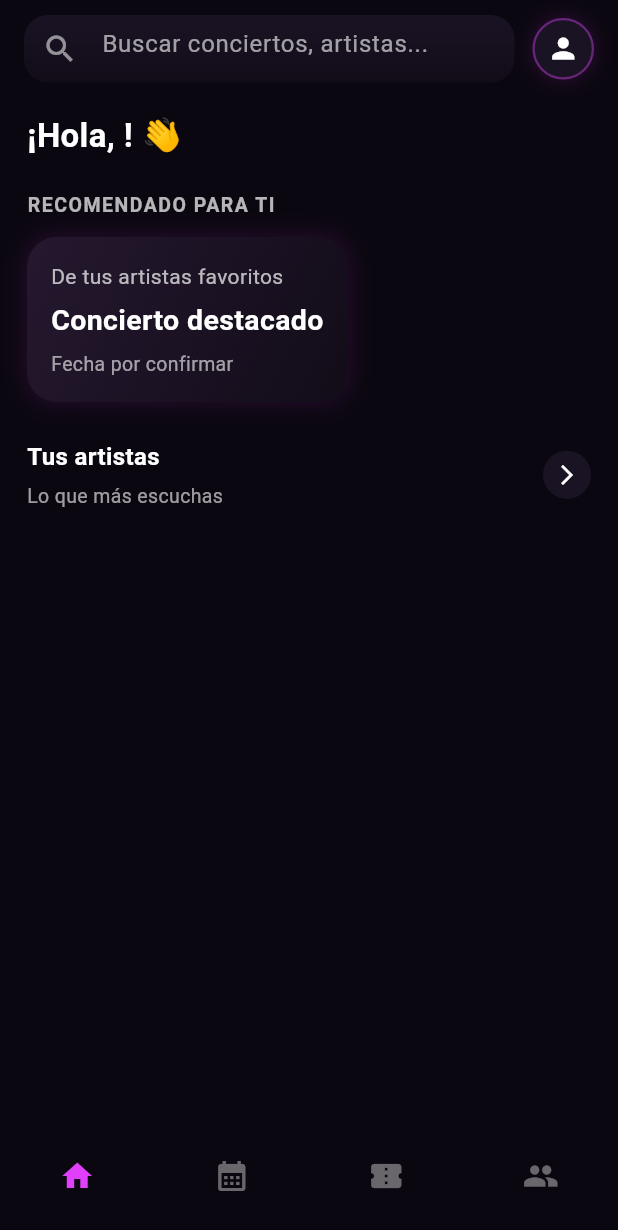
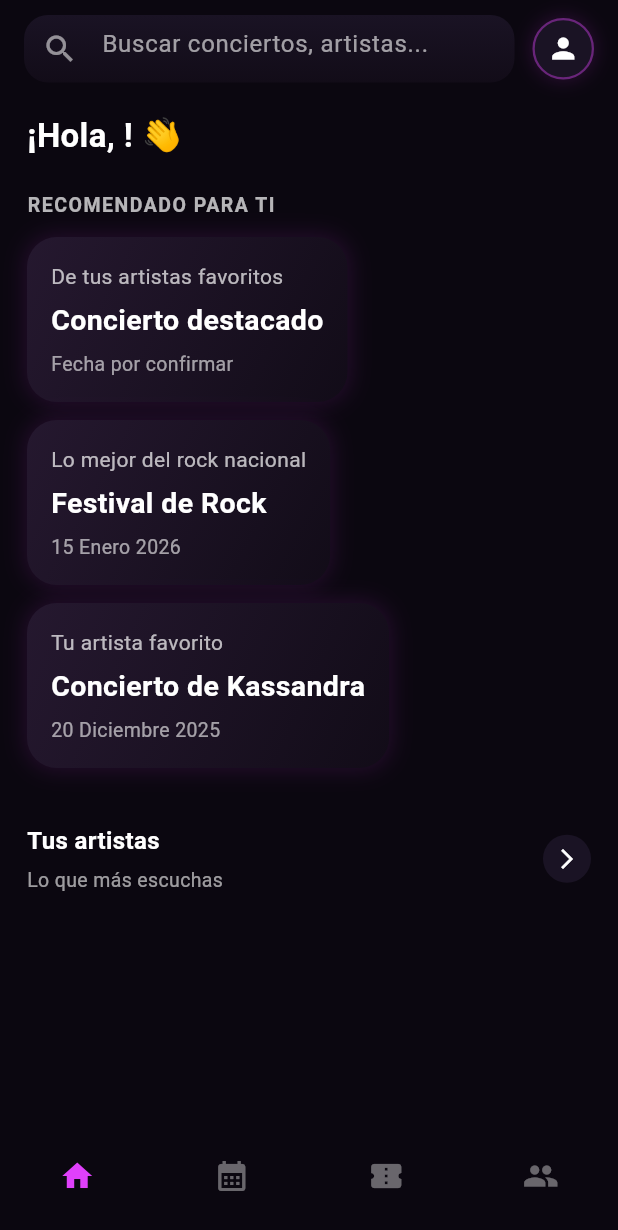
Before and after one commit to ASaez-D/VibraAPP, a Flutter app: the HomeScreen screen opened directly with empty values, on a phone screen of 412 x 824 dp. Shown: the top 1230 px of the screen. Run offline on Flutter 3.47's test engine with Material 3 defaults, Android fonts, the phone set to English and light mode, and no system bars; our stand-ins replace firebase_auth, firebase_core, google_fonts, google_sign_in, shared_preferences; missing offline and left inert: flutter_web_auth_2; accounts and stored records are empty; project files that could hold a hidden picture were left out.

Commit message:
Lavado de Cara APP/Barra Busqueda/Ayuda

```diff
--- a/lib/screens/home_screen.dart
+++ b/lib/screens/home_screen.dart
@@ -20,21 +20,44 @@ class HomeScreen extends StatefulWidget {
 
 class _HomeScreenState extends State<HomeScreen> {
   int _currentIndex = 0;
+  TextEditingController _searchController = TextEditingController();
 
-  final List<Ticket> myTickets = [
-    Ticket(
-      eventName: "Concierto de Kassandra",
-      eventDate: DateTime(2025, 12, 20),
-      location: "Auditorio Nacional",
-      status: "Activa",
-    ),
-    Ticket(
-      eventName: "Festival de Música",
-      eventDate: DateTime(2026, 1, 15),
-      location: "Estadio Central",
-      status: "Usada",
-    ),
+  final List<Map<String, String>> recommendedItems = [
+    {
+      'title': 'Concierto destacado',
+      'subtitle': 'De tus artistas favoritos',
+      'date': 'Fecha por confirmar'
+    },
+    {
+      'title': 'Festival de Rock',
+      'subtitle': 'Lo mejor del rock nacional',
+      'date': '15 Enero 2026'
+    },
+    {
+      'title': 'Concierto de Kassandra',
+      'subtitle': 'Tu artista favorito',
+      'date': '20 Diciembre 2025'
+    },
   ];
+
+  List<Map<String, String>> filteredItems = [];
+
+  @override
+  void initState() {
+    super.initState();
+    filteredItems = List.from(recommendedItems);
+
+    _searchController.addListener(() {
+      String query = _searchController.text.toLowerCase();
+      setState(() {
+        filteredItems = recommendedItems
+            .where((item) =>
+                item['title']!.toLowerCase().contains(query) ||
+                item['subtitle']!.toLowerCase().contains(query))
+            .toList();
+      });
+    });
+  }
 
   void _onTabTapped(int index) {
     switch (index) {
@@ -44,7 +67,18 @@ class _HomeScreenState extends State<HomeScreen> {
         break;
       case 2:
         Navigator.push(
-            context, MaterialPageRoute(builder: (_) => TicketScreen(tickets: myTickets)));
+            context, MaterialPageRoute(builder: (_) => TicketScreen(tickets: [
+                  Ticket(
+                      eventName: "Concierto de Kassandra",
+                      eventDate: DateTime(2025, 12, 20),
+                      location: "Auditorio Nacional",
+                      status: "Activa"),
+                  Ticket(
+                      eventName: "Festival de Música",
+                      eventDate: DateTime(2026, 1, 15),
+                      location: "Estadio Central",
+                      status: "Usada"),
+                ])));
         break;
       case 3:
         Navigator.push(
@@ -59,7 +93,6 @@ class _HomeScreenState extends State<HomeScreen> {
   Widget build(BuildContext context) {
     return Scaffold(
       backgroundColor: const Color(0xFF0B0710),
-
       appBar: PreferredSize(
         preferredSize: const Size.fromHeight(90),
         child: SafeArea(
@@ -81,21 +114,20 @@ class _HomeScreenState extends State<HomeScreen> {
                         end: Alignment.bottomCenter,
                       ),
                     ),
-                    child: const TextField(
-                      decoration: InputDecoration(
+                    child: TextField(
+                      controller: _searchController,
+                      decoration: const InputDecoration(
                         prefixIcon: Icon(Icons.search, color: Colors.white54),
                         hintText: "Buscar conciertos, artistas...",
                         hintStyle: TextStyle(color: Colors.white60),
                         border: InputBorder.none,
                         contentPadding: EdgeInsets.only(top: 6),
                       ),
-                      style: TextStyle(color: Colors.white),
+                      style: const TextStyle(color: Colors.white),
                     ),
                   ),
                 ),
-
                 const SizedBox(width: 12),
-
                 Builder(
                   builder: (context) => GestureDetector(
                     onTap: () => Scaffold.of(context).openEndDrawer(),
@@ -125,7 +157,6 @@ class _HomeScreenState extends State<HomeScreen> {
           ),
         ),
       ),
-
       body: SingleChildScrollView(
         padding: const EdgeInsets.symmetric(horizontal: 18, vertical: 10),
         child: Column(
@@ -139,9 +170,7 @@ class _HomeScreenState extends State<HomeScreen> {
                 fontWeight: FontWeight.w700,
               ),
             ),
-
             const SizedBox(height: 20),
-
             const Text(
               "RECOMENDADO PARA TI",
               style: TextStyle(
@@ -151,10 +180,12 @@ class _HomeScreenState extends State<HomeScreen> {
                 letterSpacing: 1,
               ),
             ),
-
             const SizedBox(height: 12),
 
-            Container(
+            // --- Mostrar los elementos filtrados ---
+            ...filteredItems.map((item) {
+              return Container(
+                margin: const EdgeInsets.only(bottom: 12),
                 decoration: BoxDecoration(
                   borderRadius: BorderRadius.circular(20),
                   gradient: const LinearGradient(
@@ -176,27 +207,28 @@ class _HomeScreenState extends State<HomeScreen> {
                 padding: const EdgeInsets.all(16),
                 child: Column(
                   crossAxisAlignment: CrossAxisAlignment.start,
-                children: const [
-                  Text("De tus artistas favoritos",
-                      style: TextStyle(color: Colors.white70)),
-                  SizedBox(height: 6),
+                  children: [
+                    Text(item['subtitle']!,
+                        style: const TextStyle(color: Colors.white70)),
+                    const SizedBox(height: 6),
                     Text(
-                    "Concierto destacado",
-                    style: TextStyle(
+                      item['title']!,
+                      style: const TextStyle(
                         color: Colors.white,
                         fontWeight: FontWeight.bold,
                         fontSize: 19,
                       ),
                     ),
-                  SizedBox(height: 6),
-                  Text("Fecha por confirmar",
-                      style: TextStyle(color: Colors.white60, fontSize: 13)),
+                    const SizedBox(height: 6),
+                    Text(item['date']!,
+                        style:
+                            const TextStyle(color: Colors.white60, fontSize: 13)),
                   ],
                 ),
-            ),
+              );
+            }).toList(),
 
             const SizedBox(height: 25),
-
             Row(
               mainAxisAlignment: MainAxisAlignment.spaceBetween,
               children: [
@@ -228,12 +260,10 @@ class _HomeScreenState extends State<HomeScreen> {
                 ),
               ],
             ),
-
             const SizedBox(height: 100),
           ],
         ),
       ),
-
       bottomNavigationBar: BottomNavigationBar(
         backgroundColor: const Color(0xFF0B0710),
         selectedItemColor: Colors.purpleAccent,
@@ -241,22 +271,33 @@ class _HomeScreenState extends State<HomeScreen> {
         currentIndex: _currentIndex,
         onTap: _onTabTapped,
         type: BottomNavigationBarType.fixed,
-        items: [
+        items: const [
           BottomNavigationBarItem(icon: Icon(Icons.home), label: ''),
           BottomNavigationBarItem(icon: Icon(Icons.calendar_month), label: ''),
           BottomNavigationBarItem(icon: Icon(Icons.confirmation_num), label: ''),
           BottomNavigationBarItem(icon: Icon(Icons.people), label: ''),
         ],
       ),
-
       endDrawer: Drawer(
-        backgroundColor: const Color(0xFF0A060F),
+        backgroundColor: const Color(0xFF0B0710),
         child: SafeArea(
           child: Column(
             crossAxisAlignment: CrossAxisAlignment.start,
             children: [
-              Padding(
-                padding: const EdgeInsets.symmetric(horizontal: 16, vertical: 20),
+              Container(
+                width: double.infinity,
+                padding:
+                    const EdgeInsets.symmetric(horizontal: 16, vertical: 20),
+                decoration: BoxDecoration(
+                  color: const Color(0xFF0A0013),
+                  boxShadow: [
+                    BoxShadow(
+                      color: Colors.deepPurple.shade900.withOpacity(0.25),
+                      blurRadius: 12,
+                      offset: const Offset(0, 4),
+                    ),
+                  ],
+                ),
                 child: Column(
                   crossAxisAlignment: CrossAxisAlignment.start,
                   children: [
@@ -279,25 +320,21 @@ class _HomeScreenState extends State<HomeScreen> {
                       child: const Text(
                         "Editar perfil",
                         style: TextStyle(
-                            color: Colors.white70,
-                            fontWeight: FontWeight.w500),
+                            color: Colors.white70, fontWeight: FontWeight.w500),
                       ),
                     ),
                   ],
                 ),
               ),
-
               const Divider(color: Colors.white24),
-
               _menuItem(context, "Pagos", Icons.payment, PaymentsScreen()),
-              _menuItem(context, "Notificaciones", Icons.notifications, NotificationsScreen()),
+              _menuItem(context, "Notificaciones", Icons.notifications,
+                  NotificationsScreen()),
               _menuItem(context, "Privacidad", Icons.vpn_key, PrivacityScreen()),
               _menuItem(context, "Configuración", Icons.settings, SettingsScreen()),
               _menuItem(context, "Ayuda", Icons.help_outline, HelpScreen()),
-
               const Spacer(),
               const Divider(color: Colors.white24),
-
               ListTile(
                 leading: const Icon(Icons.logout, color: Colors.redAccent),
                 title: const Text(
@@ -307,8 +344,8 @@ class _HomeScreenState extends State<HomeScreen> {
                 ),
                 onTap: () {
                   Navigator.of(context).pop();
-                  Navigator.pushReplacement(
-                      context, MaterialPageRoute(builder: (_) => LoginScreen()));
+                  Navigator.pushReplacement(context,
+                      MaterialPageRoute(builder: (_) => LoginScreen()));
                 },
               ),
             ],
@@ -318,7 +355,8 @@ class _HomeScreenState extends State<HomeScreen> {
     );
   }
 
-  Widget _menuItem(BuildContext context, String title, IconData icon, Widget screen) {
+  Widget _menuItem(
+      BuildContext context, String title, IconData icon, Widget screen) {
     return ListTile(
       leading: Icon(icon, color: Colors.white70),
       title: Text(title, style: const TextStyle(color: Colors.white)),
--- a/lib/screens/social_screen.dart
+++ b/lib/screens/social_screen.dart
@@ -4,8 +4,8 @@ class SocialScreen extends StatelessWidget {
   // Quitar const del constructor
   SocialScreen({super.key});
 
-  // Morado más suave y elegante
-  final Color accentColor = Colors.purple.shade300;
+  // Morado aún más oscuro
+  final Color accentColor = Colors.deepPurple.shade900;
   final Color backgroundColor = const Color(0xFF0E0E1A);
 
   final List<Map<String, dynamic>> friends = const [
@@ -57,7 +57,8 @@ class SocialScreen extends StatelessWidget {
           Expanded(
             child: ListView.separated(
               itemCount: friends.length,
-              separatorBuilder: (context, index) => Divider(color: Colors.white.withOpacity(0.05), height: 1),
+              separatorBuilder: (context, index) =>
+                  Divider(color: Colors.white.withOpacity(0.05), height: 1),
               itemBuilder: (context, index) {
                 final friend = friends[index];
                 final isOnline = friend['status'] == "En línea";
@@ -65,13 +66,11 @@ class SocialScreen extends StatelessWidget {
                 return Container(
                   margin: const EdgeInsets.symmetric(horizontal: 16, vertical: 6),
                   decoration: BoxDecoration(
-                    gradient: LinearGradient(
-                      colors: [Colors.deepPurple.shade900, Colors.deepPurple.shade800], // morado más suave
-                    ),
+                    color: const Color(0xFF0A0013), // 🔥 un solo color morado oscuro
                     borderRadius: BorderRadius.circular(16),
                     boxShadow: [
                       BoxShadow(
-                        color: accentColor.withOpacity(0.2),
+                        color: accentColor.withOpacity(0.25),
                         blurRadius: 6,
                         offset: const Offset(0, 4),
                       ),
@@ -104,14 +103,17 @@ class SocialScreen extends StatelessWidget {
                     ),
                     title: Text(
                       friend['name'],
-                      style: const TextStyle(color: Colors.white, fontWeight: FontWeight.bold, fontSize: 16),
+                      style: const TextStyle(
+                          color: Colors.white, fontWeight: FontWeight.bold, fontSize: 16),
                     ),
                     subtitle: Text(
                       friend['status'],
-                      style: TextStyle(color: isOnline ? accentColor : Colors.white54, fontSize: 13),
+                      style: TextStyle(
+                          color: isOnline ? accentColor : Colors.white54, fontSize: 13),
                     ),
                     trailing: IconButton(
-                      icon: const Icon(Icons.chat_bubble_outline_rounded, color: Colors.white54, size: 22),
+                      icon: const Icon(Icons.chat_bubble_outline_rounded,
+                          color: Colors.white54, size: 22),
                       onPressed: () {},
                     ),
                   ),
--- a/lib/screens/ticket_screen.dart
+++ b/lib/screens/ticket_screen.dart
@@ -71,18 +71,19 @@ class TicketScreen extends StatelessWidget {
         statusColor = Colors.white;
     }
 
+    // Mismo morado oscuro que SocialScreen
+    const Color darkPurple = Color(0xFF0A0013);
+
     return Container(
       margin: const EdgeInsets.only(bottom: 16),
       padding: const EdgeInsets.all(16),
       decoration: BoxDecoration(
-        gradient: ticket.status == "Activa"
-            ? LinearGradient(colors: [Colors.purple.shade800, Colors.deepPurple.shade900])
-            : null,
-        color: ticket.status != "Activa" ? const Color(0xFF1B1B2A) : null,
+        // Sin degradado, color sólido
+        color: ticket.status == "Activa" ? darkPurple : const Color(0xFF1B1B2A),
         borderRadius: BorderRadius.circular(20),
         boxShadow: [
           BoxShadow(
-            color: Colors.purpleAccent.withOpacity(0.2),
+            color: Colors.deepPurple.shade900.withOpacity(0.25),
             blurRadius: 10,
             offset: const Offset(0, 5),
           ),
```
Lines whose indentation alone changed are shown as unchanged.
